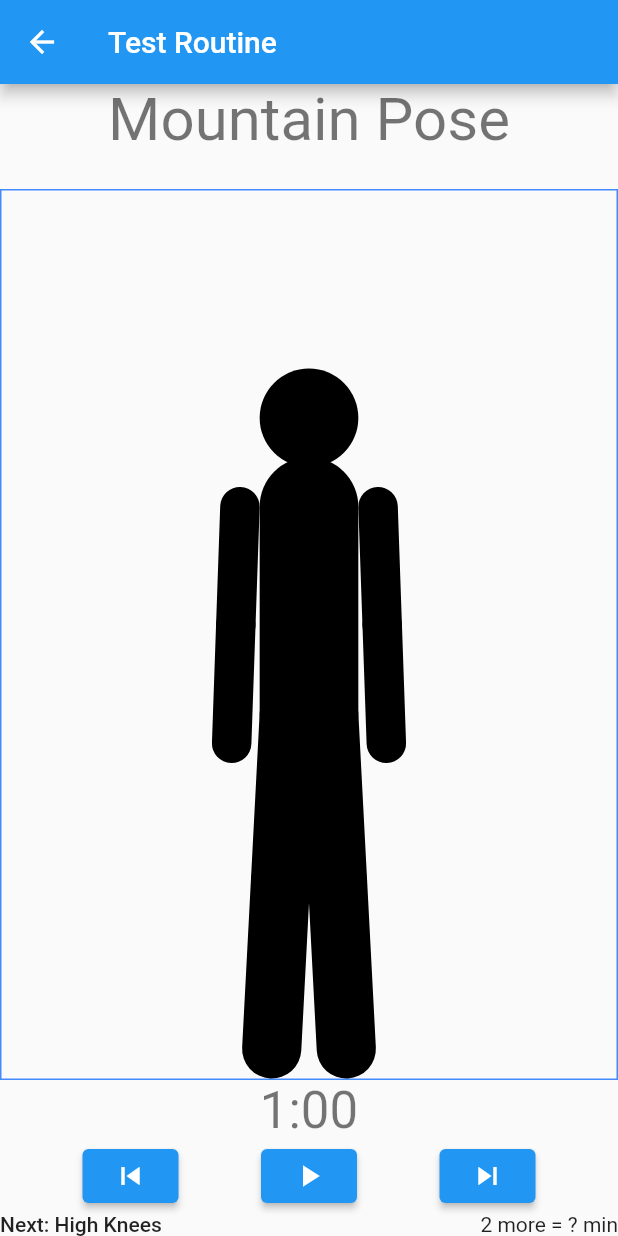
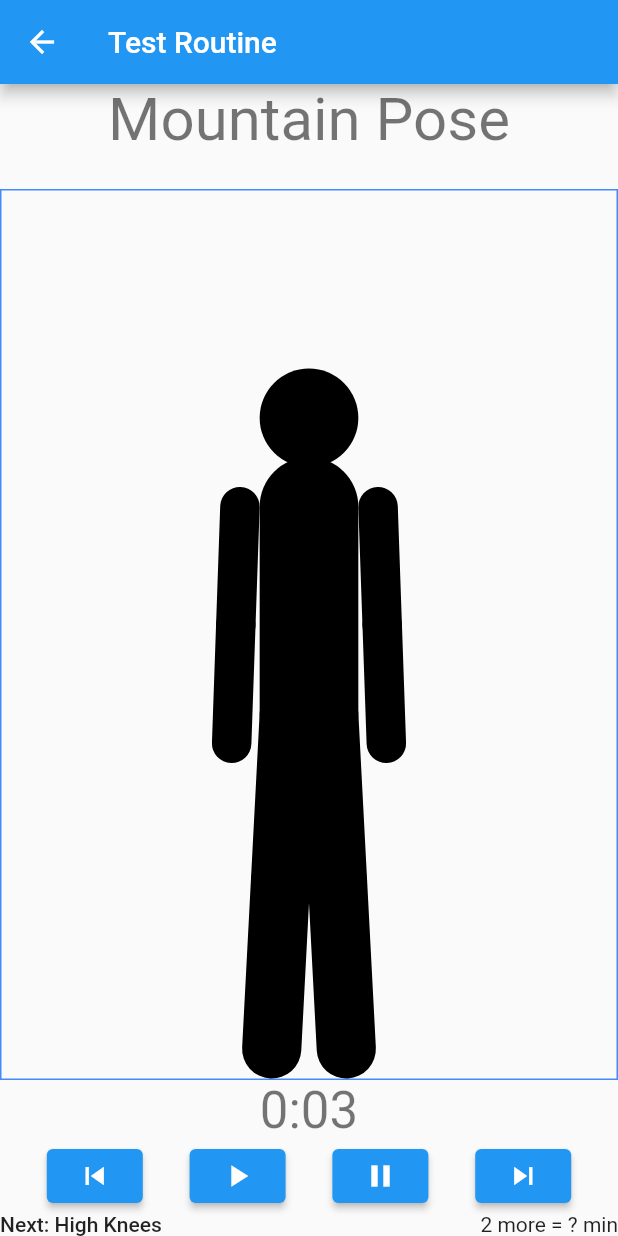
Before and after one commit to DevinDow/Flutter-fitness, a Flutter app: the screen it shows after launch, after a tap on "Test Routine", on a phone screen of 412 x 824 dp. Run offline on Flutter 3.47's test engine with Material 2 defaults, Android fonts, the phone set to English and light mode, and no system bars; drawn by our look-alikes of timer_count_down.

Commit message:
using timer_count_down.  Pause & Resume has usability issues.

```diff
--- a/lib/routine/play_routine.dart
+++ b/lib/routine/play_routine.dart
@@ -1,5 +1,6 @@
 import 'package:flutter/material.dart';
-import 'package:flutter/rendering.dart';
+import 'package:timer_count_down/timer_controller.dart';
+import 'package:timer_count_down/timer_count_down.dart';
 
 import 'routine.dart';
 import 'task.dart';
@@ -20,13 +21,14 @@ class PlayRoutine extends StatefulWidget {
 class _TaskState extends State<PlayRoutine> {
   int taskIndex = 0;
 
+  // remainingCount
   int get remainingCount => widget.routine.tasks.length - (taskIndex + 1);
 
-  // "10 more = 4 min"
+  // remainingString (ex. "10 more = 4 min")
   String get remainingString =>
       (remainingCount > 0) ? "$remainingCount more = ? min" : "";
 
-  // "Next: Jumping Jacks"
+  // nextMoveString (ex. "Next: Jumping Jacks")
   String get nextMoveString => (remainingCount > 0)
       ? "Next: ${widget.routine.tasks[taskIndex + 1].moveName}"
       : "";
@@ -37,6 +39,10 @@ class _TaskState extends State<PlayRoutine> {
     TextTheme textTheme = themeData.textTheme;
 
     Task task = widget.routine.tasks[taskIndex];
+
+    bool running = false;
+    CountdownController countdownController =
+        CountdownController(autoStart: false);
 
     return Scaffold(
       appBar: AppBar(
@@ -75,15 +81,33 @@ class _TaskState extends State<PlayRoutine> {
             ),
 
             // Timer
-            Text(
-              "1:00",
-              style: textTheme.headlineMedium,
+            Countdown(
+              controller: countdownController,
+              seconds: task.moveSeconds,
+              build: (_, double time) => Text(
+                time % 60 > 9
+                    ? "${(time / 60).toStringAsFixed(0)}:${(time % 60).toStringAsFixed(0)}"
+                    : "${(time / 60).toStringAsFixed(0)}:0${(time % 60).toStringAsFixed(0)}",
+                style: textTheme.headlineMedium,
+              ),
+              interval: const Duration(milliseconds: 1000),
+              onFinished: () {
+                setState(() {
+                  if (taskIndex < widget.routine.tasks.length - 1) {
+                    taskIndex++;
+                    if (running) {
+                      countdownController.restart();
+                    }
+                  }
+                });
+              },
             ),
 
             // Buttons
             Row(
               mainAxisAlignment: MainAxisAlignment.spaceEvenly,
               children: [
+                // Previous
                 ElevatedButton(
                   child: const Icon(Icons.skip_previous),
                   onPressed: () {
@@ -94,10 +118,26 @@ class _TaskState extends State<PlayRoutine> {
                     });
                   },
                 ),
+
+                // Play
                 ElevatedButton(
                   child: const Icon(Icons.play_arrow),
-                  onPressed: () {},
+                  onPressed: () {
+                    running = true;
+                    countdownController.start();
+                  },
                 ),
+
+                // Pause
+                ElevatedButton(
+                  child: const Icon(Icons.pause),
+                  onPressed: () {
+                    running = false;
+                    countdownController.pause();
+                  },
+                ),
+
+                // Next
                 ElevatedButton(
                   child: const Icon(Icons.skip_next),
                   onPressed: () {
--- a/lib/routine/routine_library.dart
+++ b/lib/routine/routine_library.dart
@@ -20,8 +20,10 @@ class RoutineLibrary {
       description: "description of Warm-up Test Routine",
       category: Categories.warmup,
     );
-    routine.tasks.add(Task(moveName: MoveLibrary.MOUNTAIN_POSE));
-    routine.tasks.add(Task(moveName: MoveLibrary.HIGH_KNEES));
+    routine.tasks.add(Task(
+        moveName: MoveLibrary.MOUNTAIN_POSE, moveSeconds: 3, restSeconds: 2));
+    routine.tasks.add(Task(
+        moveName: MoveLibrary.HIGH_KNEES, moveSeconds: 10, restSeconds: 2));
     routine.tasks.add(Task(moveName: MoveLibrary.DONE));
     add(routine);
 
--- a/lib/routine/task.dart
+++ b/lib/routine/task.dart
@@ -10,8 +10,8 @@ class Task {
   Task({
     required this.moveName,
     this.instructions = "",
-    this.moveSeconds = 1,
-    this.restSeconds = 1,
+    this.moveSeconds = 0,
+    this.restSeconds = 0,
     //this.Side =
   });
 }
--- a/pubspec.yaml
+++ b/pubspec.yaml
@@ -32,6 +32,7 @@ dependencies:
     sdk: flutter
   vector_math: any
   angles: ^2.1.1
+  timer_count_down: ^2.2.0
 
 
   # The following adds the Cupertino Icons font to your application.
```
Also changed, not shown: pubspec.lock.
